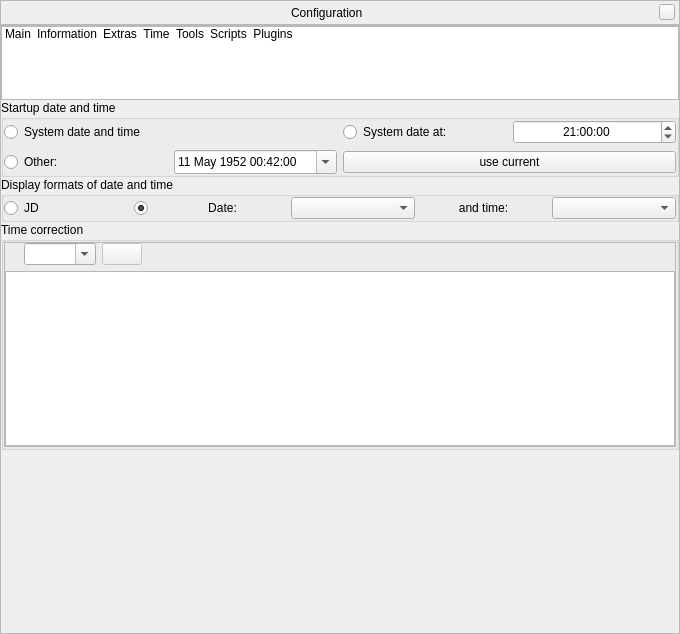
This is src/gui/configurationDialog.ui in Stellarium/stellarium as Qt 5 draws it before an edit. The edited form follows.
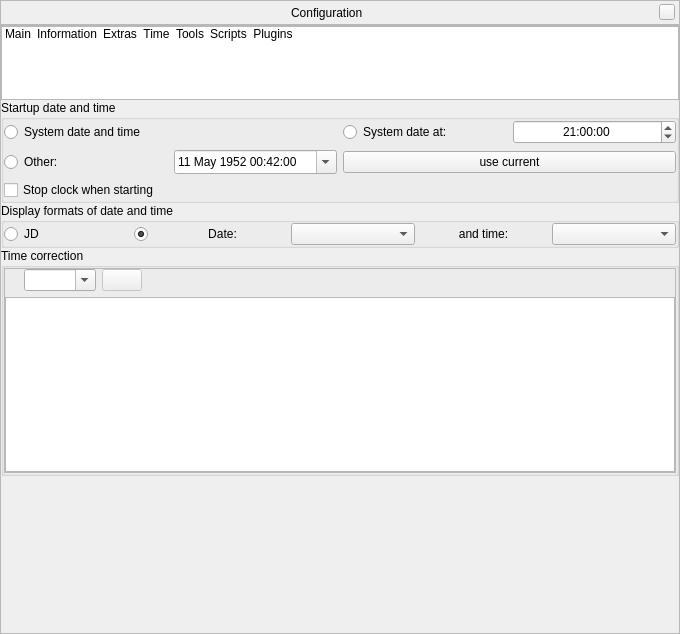
This is the edited form. The open tabs and pages were chosen to show the change. Icons and pictures are not drawn. Custom widgets are drawn as their Qt base class.

Commit message: Added option "Stop clock when starting" (fix #3140)

```diff
--- a/src/gui/configurationDialog.ui
+++ b/src/gui/configurationDialog.ui
@@ -1471,6 +1471,13 @@
              <property name="bottomMargin">
               <number>0</number>
              </property>
+             <item row="3" column="0">
+              <widget class="QCheckBox" name="startupTimeStopCheckBox">
+               <property name="text">
+                <string>Stop clock when starting</string>
+               </property>
+              </widget>
+             </item>
              <item row="0" column="0">
               <widget class="QRadioButton" name="systemTimeRadio">
                <property name="toolTip">
```
Left out of the diff: 114 changed lines with no effect on the pictures. The commit also changes 3 other files.
